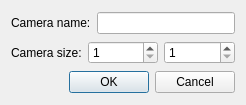
First picture: the form in core_lib/ui/camerapropertiesdialog.ui, repository pencil2d/pencil, before the edit.
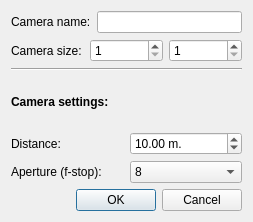
Second picture: the form after the edit.

Commit message: layerPropertiesDialog. Alter distance with saving and loading

The edit to the form file:
```diff
--- a/core_lib/ui/camerapropertiesdialog.ui
+++ b/core_lib/ui/camerapropertiesdialog.ui
@@ -6,8 +6,8 @@
    <rect>
     <x>0</x>
     <y>0</y>
-    <width>246</width>
-    <height>105</height>
+    <width>253</width>
+    <height>222</height>
    </rect>
   </property>
   <property name="windowTitle">
@@ -59,6 +59,109 @@
      </item>
     </layout>
    </item>
+   <item>
+    <widget class="Line" name="line">
+     <property name="orientation">
+      <enum>Qt::Horizontal</enum>
+     </property>
+    </widget>
+   </item>
+   <item>
+    <widget class="QLabel" name="labPropertiesHeader">
+     <property name="font">
+      <font>
+       <bold>true</bold>
+      </font>
+     </property>
+     <property name="text">
+      <string>Camera settings:</string>
+     </property>
+    </widget>
+   </item>
+   <item>
+    <layout class="QGridLayout" name="gridLayout">
+     <item row="0" column="0">
+      <widget class="QLabel" name="labDistance">
+       <property name="text">
+        <string>Distance:</string>
+       </property>
+      </widget>
+     </item>
+     <item row="0" column="1">
+      <widget class="QDoubleSpinBox" name="doubleSpinBoxDistance">
+       <property name="suffix">
+        <string> m.</string>
+       </property>
+       <property name="minimum">
+        <double>0.500000000000000</double>
+       </property>
+       <property name="maximum">
+        <double>10000.000000000000000</double>
+       </property>
+       <property name="value">
+        <double>10.000000000000000</double>
+       </property>
+      </widget>
+     </item>
+     <item row="1" column="0">
+      <widget class="QLabel" name="labAperture">
+       <property name="text">
+        <string>Aperture (f-stop):</string>
+       </property>
+      </widget>
+     </item>
+     <item row="1" column="1">
+      <widget class="QComboBox" name="comboBox">
+       <property name="toolTip">
+        <string>Low value -&gt; shallow Depth of field. High value -&gt; Deep Depth of f ield</string>
+       </property>
+       <property name="currentIndex">
+        <number>4</number>
+       </property>
+       <item>
+        <property name="text">
+         <string>2</string>
+        </property>
+       </item>
+       <item>
+        <property name="text">
+         <string>2,8</string>
+        </property>
+       </item>
+       <item>
+        <property name="text">
+         <string>4</string>
+        </property>
+       </item>
+       <item>
+        <property name="text">
+         <string>5,6</string>
+        </property>
+       </item>
+       <item>
+        <property name="text">
+         <string>8</string>
+        </property>
+       </item>
+       <item>
+        <property name="text">
+         <string>11</string>
+        </property>
+       </item>
+       <item>
+        <property name="text">
+         <string>16</string>
+        </property>
+       </item>
+       <item>
+        <property name="text">
+         <string>22</string>
+        </property>
+       </item>
+      </widget>
+     </item>
+    </layout>
+   </item>
    <item>
     <widget class="QDialogButtonBox" name="buttonBox">
      <property name="orientation">
```
The commit also changes 9 other files.
